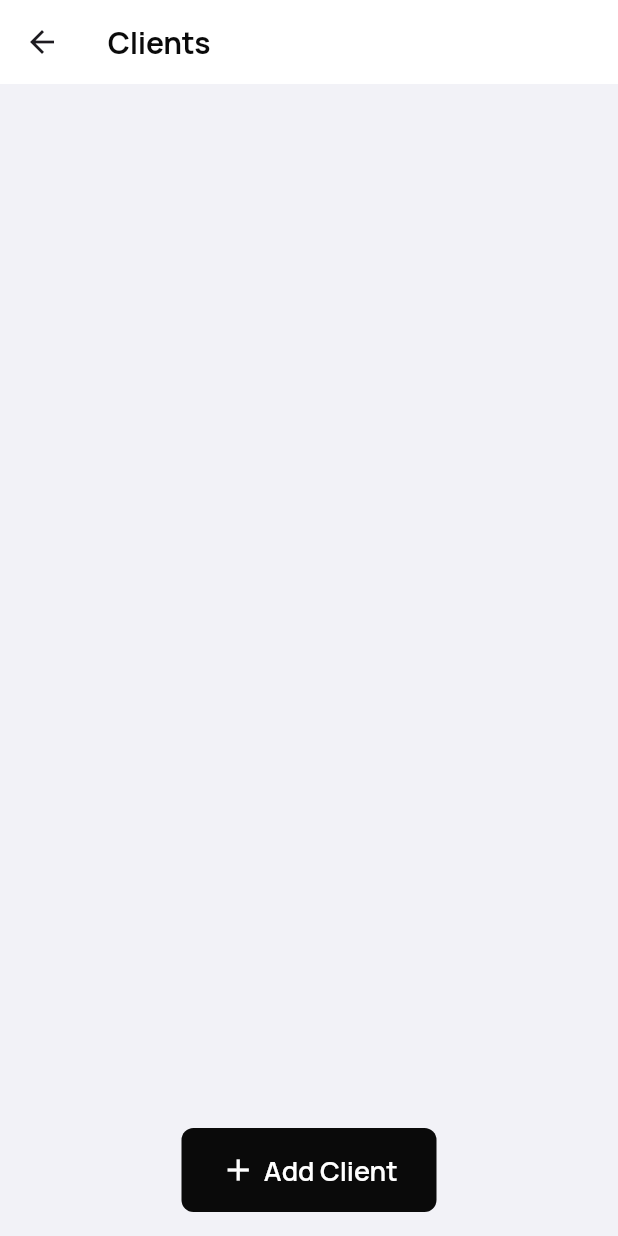
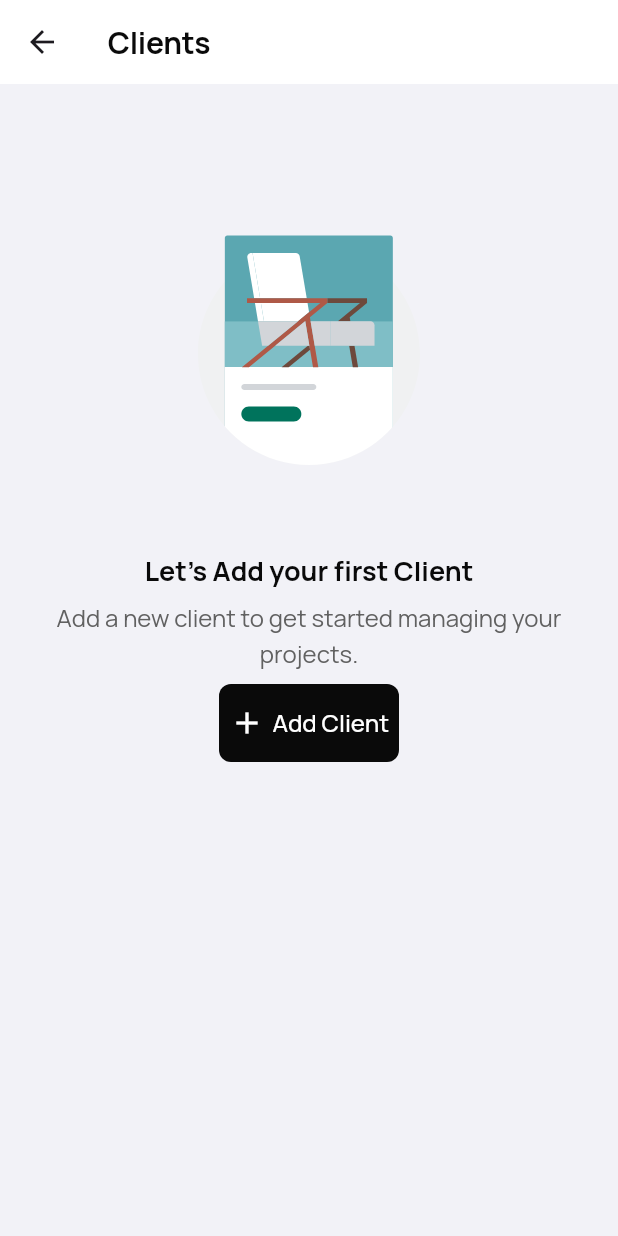
Before and after one commit to ayushh-gautam/Bizflow, a Flutter app: the ClientPage screen opened directly, on a phone screen of 412 x 824 dp. Run offline on Flutter 3.47's test engine with Material 3 defaults, Android fonts, the phone set to English and light mode, and no system bars; our stand-ins replace bloc, equatable, firebase_core, flutter_bloc, flutter_screenutil, flutter_svg and 4 more; accounts and stored records are empty.

Commit message:
feat: created the empty label of add client

```diff
--- a/lib/features/clients/presentation/pages/client_page.dart
+++ b/lib/features/clients/presentation/pages/client_page.dart
@@ -4,6 +4,7 @@ import 'package:bizflow/features/clients/presentation/cubit/client_cubit.dart';
 import 'package:bizflow/features/clients/presentation/pages/add_client_page.dart';
 import 'package:bizflow/features/clients/presentation/pages/client_detail_page.dart';
 import 'package:flutter/material.dart';
+import 'package:flutter_svg/svg.dart';
 
 import '../../widget/user_card.dart';
 
@@ -22,7 +23,12 @@ class ClientPage extends StatelessWidget {
           ),
         ),
         floatingActionButtonLocation: FloatingActionButtonLocation.centerFloat,
-        floatingActionButton: CustomButton(
+        floatingActionButton:
+            BlocBuilder<ClientCubit, List<Client>>(builder: (context, clients) {
+          if (clients.isEmpty) {
+            return SizedBox();
+          } else {
+            return CustomButton(
               title: 'Add Client',
               width: 170.h,
               titleColor: customColors.brandSecondary!,
@@ -36,7 +42,9 @@ class ClientPage extends StatelessWidget {
                   return const AddClientPage();
                 }));
               },
-        ),
+            );
+          }
+        }),
         body: Column(
           children: <Widget>[
             Gap(16.h),
@@ -45,6 +53,48 @@ class ClientPage extends StatelessWidget {
 
             BlocBuilder<ClientCubit, List<Client>>(
               builder: (context, clients) {
+                if (clients.isEmpty) {
+                  return Column(
+                      mainAxisAlignment: MainAxisAlignment.center,
+                      children: [
+                        Gap(40.h),
+                        SvgPicture.asset(SvgAsset.emptyState),
+                        Gap(28.h),
+                        CustomText(
+                          text: 'Let\'s Add your first Client',
+                          myStyle: headingheadingmd.copyWith(
+                              color: customColors.textDefault),
+                        ),
+                        Gap(6.h),
+                        CustomText(
+                          textAlign: TextAlign.center,
+                          text:
+                              'Add a new client to get started managing your projects.',
+                          myStyle: bodybodymddefault.copyWith(
+                              color: customColors.textSecondary),
+                        ),
+                        Gap(8.h),
+                        CustomButton(
+                            height: 52.h,
+                            width: 120.h,
+                            style: bodybodymdmedium.copyWith(
+                                color: customColors.brandSecondary),
+                            onTap: () {
+                              Navigator.push(context, MaterialPageRoute(
+                                builder: (context) {
+                                  return const AddClientPage();
+                                },
+                              ));
+                            },
+                            leading: Icon(
+                              Icons.add,
+                              color: customColors.brandSecondary,
+                            ),
+                            title: 'Add Client',
+                            titleColor: customColors.brandSecondary!,
+                            buttonColor: customColors.brandPrimary!)
+                      ]).addMargin(EdgeInsets.symmetric(horizontal: 16.h));
+                } else {
                   return ListView.builder(
                     shrinkWrap: true,
                     itemCount: clients.length,
@@ -69,6 +119,7 @@ class ClientPage extends StatelessWidget {
                       );
                     },
                   );
+                }
               },
             ),
           ],
```
Lines whose indentation alone changed are shown as unchanged.
